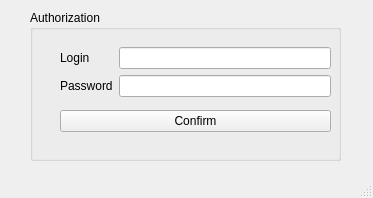
The window that QTcreator/Diary/mainwindow.ui (albaSANDROS/DIPLOMA-PROJECT.-Multi-user-client-server-application-e-journal) describes before a commit, drawn with Qt 5.
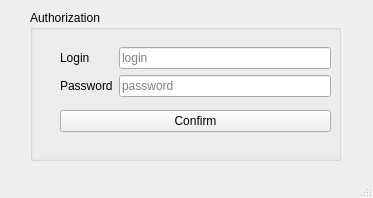
The same window after the commit.

What changed in the file:
```diff
--- a/QTcreator/Diary/mainwindow.ui
+++ b/QTcreator/Diary/mainwindow.ui
@@ -59,10 +59,18 @@
         <item>
          <layout class="QVBoxLayout" name="verticalLayout_2">
           <item>
-           <widget class="QLineEdit" name="auth_login"/>
+           <widget class="QLineEdit" name="auth_login">
+            <property name="placeholderText">
+             <string>login</string>
+            </property>
+           </widget>
           </item>
           <item>
-           <widget class="QLineEdit" name="auth_pass"/>
+           <widget class="QLineEdit" name="auth_pass">
+            <property name="placeholderText">
+             <string>password</string>
+            </property>
+           </widget>
           </item>
          </layout>
         </item>
```
